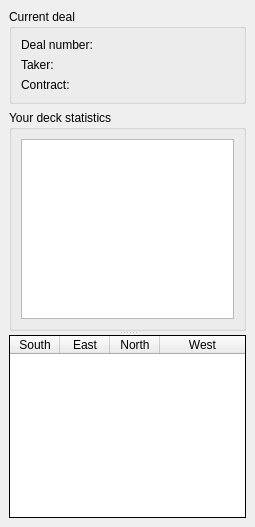
The window that src/desktop/forms/InfosDockUI.ui (arabine/icl) describes before a commit, drawn with Qt 5.
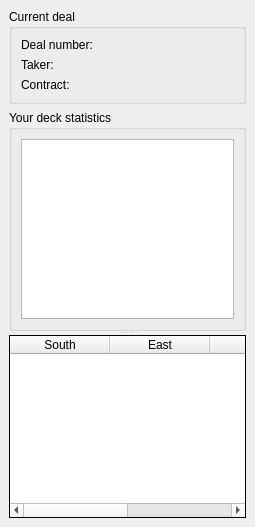
The same window after the commit.

Commit message: Corrected stretch of deals widget

```diff
--- a/src/desktop/forms/InfosDockUI.ui
+++ b/src/desktop/forms/InfosDockUI.ui
@@ -122,27 +122,6 @@
        <property name="rowCount">
         <number>0</number>
        </property>
-       <attribute name="horizontalHeaderVisible">
-        <bool>true</bool>
-       </attribute>
-       <attribute name="horizontalHeaderDefaultSectionSize">
-        <number>50</number>
-       </attribute>
-       <attribute name="horizontalHeaderMinimumSectionSize">
-        <number>20</number>
-       </attribute>
-       <attribute name="horizontalHeaderShowSortIndicator" stdset="0">
-        <bool>false</bool>
-       </attribute>
-       <attribute name="horizontalHeaderStretchLastSection">
-        <bool>true</bool>
-       </attribute>
-       <attribute name="verticalHeaderDefaultSectionSize">
-        <number>25</number>
-       </attribute>
-       <attribute name="verticalHeaderMinimumSectionSize">
-        <number>25</number>
-       </attribute>
        <column>
         <property name="text">
          <string>South</string>
```
The commit also changes 1 other file.
